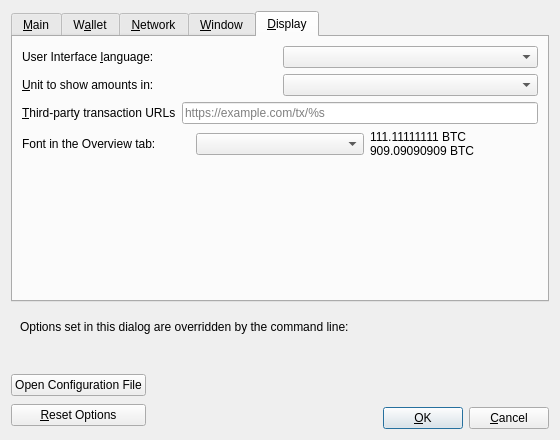
Qt form src/qt/forms/optionsdialog.ui (ayoussief/arkham) before a commit.
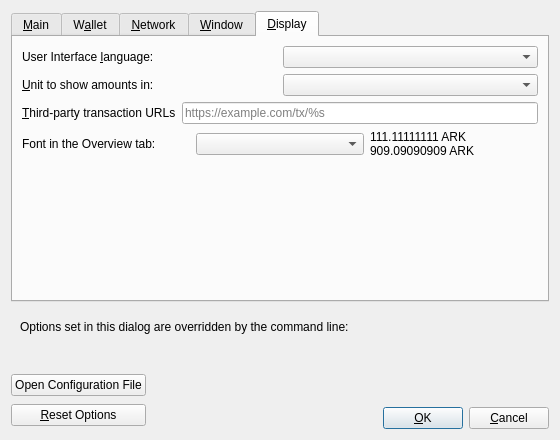
The same form after that commit. The open tabs and pages were chosen to show the change. Custom widgets are drawn as their Qt base class.

Diff of the .ui file:
```diff
--- a/src/qt/forms/optionsdialog.ui
+++ b/src/qt/forms/optionsdialog.ui
@@ -779,8 +779,8 @@
          <item>
           <widget class="QLabel" name="moneyFont_preview">
            <property name="text">
-            <string notr="true">111.11111111 BTC
-909.09090909 BTC</string>
+            <string notr="true">111.11111111 ARK
+909.09090909 ARK</string>
            </property>
           </widget>
          </item>
```
